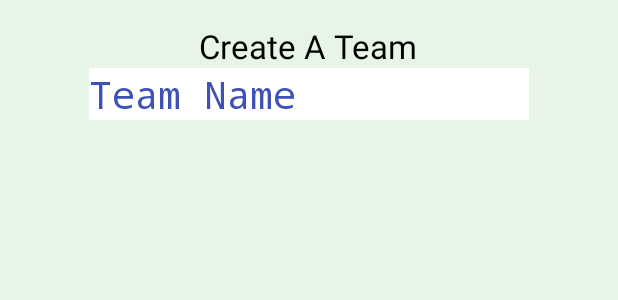
After one commit to matthewdraper/baseball-scorebook, an Android app: the layout activity_create_team.xml on its own in the app's theme, with its tools: preview values and no code run, on a phone screen of 412 x 824 dp. The commit adds this screen. Shown: the top 300 px of the screen. Run offline under Robolectric (Android 15) with nearby library versions, the phone set to English and light mode, and no system bars.

Commit message:
feat: Add wiring to button to change activities
More wiring to the main menu buttons.

```diff
--- a/BaseballScorebook/app/src/main/AndroidManifest.xml
+++ b/BaseballScorebook/app/src/main/AndroidManifest.xml
@@ -15,6 +15,9 @@
                 <category android:name="android.intent.category.LAUNCHER" />
             </intent-filter>
         </activity>
+        <activity android:name=".CreateTeamActivity" />
+        <activity android:name=".SettingsActivity" />
+        <activity android:name=".HelpActivity"></activity>
     </application>
 
 </manifest>
--- /dev/null
+++ b/BaseballScorebook/app/src/main/res/layout/activity_create_team.xml
@@ -0,0 +1,38 @@
+<?xml version="1.0" encoding="utf-8"?>
+<RelativeLayout xmlns:android="http://schemas.android.com/apk/res/android"
+    xmlns:tools="http://schemas.android.com/tools"
+    android:layout_width="match_parent"
+    android:layout_height="match_parent"
+    android:paddingBottom="@dimen/activity_vertical_margin"
+    android:paddingLeft="@dimen/activity_horizontal_margin"
+    android:paddingRight="@dimen/activity_horizontal_margin"
+    android:paddingTop="@dimen/activity_vertical_margin"
+    tools:context="com.duxnort.baseballscorebook.CreateTeamActivity"
+    android:background="@color/colorPrimaryBackground">
+
+    <EditText
+        android:layout_width="wrap_content"
+        android:layout_height="wrap_content"
+        android:ems="10"
+        android:id="@+id/editText"
+        android:background="@color/colorWhite"
+        android:inputType="text"
+        android:textColor="@color/colorBlack"
+        android:textSize="25dp"
+        android:hint="Team Name"
+        android:typeface="monospace"
+        android:textColorHint="@color/colorPrimary"
+        android:textAlignment="textStart"
+        android:layout_below="@+id/textView"
+        android:layout_centerHorizontal="true" />
+
+    <TextView
+        android:layout_width="wrap_content"
+        android:layout_height="wrap_content"
+        android:textAppearance="?android:attr/textAppearanceLarge"
+        android:text="Create A Team"
+        android:id="@+id/textView"
+        android:layout_alignParentTop="true"
+        android:layout_centerHorizontal="true"
+        android:textColor="@color/colorBlack" />
+</RelativeLayout>
--- a/BaseballScorebook/app/src/main/res/layout/activity_main.xml
+++ b/BaseballScorebook/app/src/main/res/layout/activity_main.xml
@@ -8,7 +8,7 @@
     android:paddingRight="@dimen/activity_horizontal_margin"
     android:paddingTop="@dimen/activity_vertical_margin"
     tools:context="com.duxnort.baseballscorebook.MainActivity"
-    android:background="#e6f5e5">
+    android:background="@color/colorPrimaryBackground">
 
     <LinearLayout
         android:orientation="vertical"
--- a/BaseballScorebook/app/src/main/res/values/colors.xml
+++ b/BaseballScorebook/app/src/main/res/values/colors.xml
@@ -1,7 +1,10 @@
 <?xml version="1.0" encoding="utf-8"?>
 <resources>
-    <color name="colorPrimary">#3F51B5</color>
+    <color name="colorPrimary">#3f51b5</color>
     <color name="colorPrimaryDark">#303f9f</color>
     <color name="colorAccent">#FF4081</color>
     <color name="colorButton">#264aff</color>
+    <color name="colorPrimaryBackground">#e6f5e5</color>
+    <color name="colorWhite">#ffffff</color>
+    <color name="colorBlack">#000000</color>
 </resources>
```
Also changed, not shown: BaseballScorebook/app/src/main/java/com/duxnort/baseballscorebook/CreateTeamActivity.java (added, +13 -0 lines), BaseballScorebook/app/src/main/java/com/duxnort/baseballscorebook/HelpActivity.java (added, +13 -0 lines), BaseballScorebook/app/src/main/java/com/duxnort/baseballscorebook/MainMenuFragment.java (+73 -0 lines), BaseballScorebook/app/src/main/java/com/duxnort/baseballscorebook/SettingsActivity.java (added, +13 -0 lines), BaseballScorebook/app/src/main/res/layout/activity_help.xml (added, +12 -0 lines), BaseballScorebook/app/src/main/res/layout/activity_settings.xml (added, +12 -0 lines).
